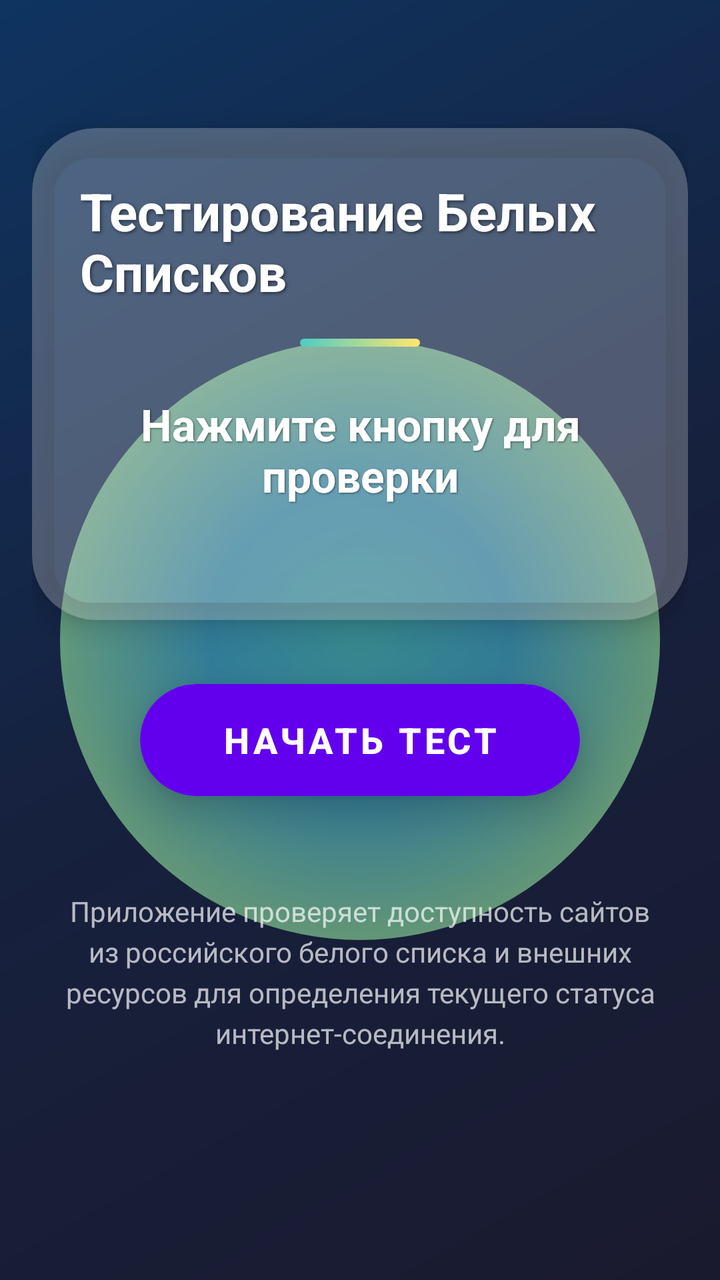
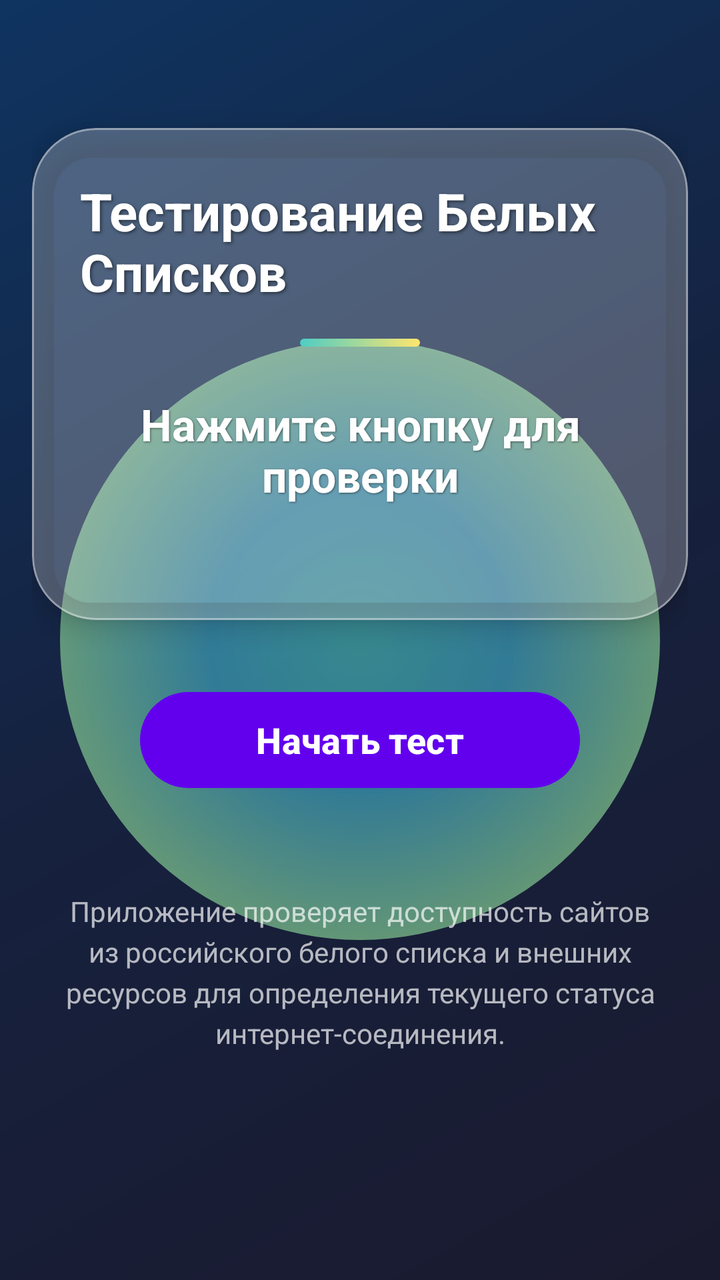

Compare the two renders of this Android layout. The source of the first and the diff that turns it into the second are given below.
<!-- AndroidManifest.xml: application theme Theme.WhiteListTester -->
<!-- res/layout/activity_main.xml -->
<?xml version="1.0" encoding="utf-8"?>
<androidx.constraintlayout.widget.ConstraintLayout 
    xmlns:android="http://schemas.android.com/apk/res/android"
    xmlns:app="http://schemas.android.com/apk/res-auto"
    xmlns:tools="http://schemas.android.com/tools"
    android:layout_width="match_parent"
    android:layout_height="match_parent"
    android:background="@drawable/liquid_background"
    android:padding="16dp"
    tools:context=".MainActivity">
    
    <View
        android:id="@+id/liquidBackground1"
        android:layout_width="300dp"
        android:layout_height="300dp"
        android:background="@drawable/liquid_gradient_1"
        android:alpha="0.6"
        app:layout_constraintTop_toTopOf="parent"
        app:layout_constraintStart_toStartOf="parent"
        app:layout_constraintEnd_toEndOf="parent"
        app:layout_constraintBottom_toBottomOf="parent" />
    
    <View
        android:id="@+id/liquidBackground2"
        android:layout_width="250dp"
        android:layout_height="250dp"
        android:background="@drawable/liquid_gradient_2"
        android:alpha="0.5"
        app:layout_constraintTop_toBottomOf="@id/liquidBackground1"
        app:layout_constraintEnd_toEndOf="parent"
        app:layout_constraintBottom_toTopOf="@id/glassCard" />

    <androidx.cardview.widget.CardView
        android:id="@+id/glassCard"
        android:layout_width="0dp"
        android:layout_height="wrap_content"
        android:layout_marginTop="48dp"
        app:cardBackgroundColor="#40FFFFFF"
        app:cardCornerRadius="32dp"
        app:cardElevation="8dp"
        app:cardPreventCornerOverlap="false"
        app:layout_constraintEnd_toEndOf="parent"
        app:layout_constraintStart_toStartOf="parent"
        app:layout_constraintTop_toTopOf="parent">
        
        <LinearLayout
            android:layout_width="match_parent"
            android:layout_height="wrap_content"
            android:orientation="vertical"
            android:padding="24dp"
            android:gravity="center">
            
            <TextView
                android:id="@+id/titleTextView"
                android:layout_width="wrap_content"
                android:layout_height="wrap_content"
                android:text="Тестирование Белых Списков"
                android:textSize="26sp"
                android:textStyle="bold"
                android:textColor="#FFFFFF"
                android:shadowColor="#80000000"
                android:shadowDx="2"
                android:shadowDy="2"
                android:shadowRadius="4"
                android:layout_marginBottom="16dp" />
            
            <View
                android:layout_width="60dp"
                android:layout_height="4dp"
                android:background="@drawable/status_indicator"
                android:layout_marginBottom="24dp" />
            
            <TextView
                android:id="@+id/statusTextView"
                android:layout_width="wrap_content"
                android:layout_height="wrap_content"
                android:text="Нажмите кнопку для проверки"
                android:textSize="22sp"
                android:textStyle="bold"
                android:textColor="#FFFFFF"
                android:gravity="center"
                android:shadowColor="#80000000"
                android:shadowDx="1"
                android:shadowDy="1"
                android:shadowRadius="2"
                android:layout_marginBottom="12dp" />
            
            <TextView
                android:id="@+id/detailsTextView"
                android:layout_width="wrap_content"
                android:layout_height="wrap_content"
                android:text=""
                android:textSize="16sp"
                android:textColor="#E0FFFFFF"
                android:gravity="center"
                android:lineSpacingExtra="4dp" />
            
        </LinearLayout>
    </androidx.cardview.widget.CardView>

    <ProgressBar
        android:id="@+id/progressBar"
        style="?android:attr/progressBarStyleHorizontal"
        android:layout_width="0dp"
        android:layout_height="8dp"
        android:layout_marginTop="32dp"
        android:max="100"
        android:progress="0"
        android:progressDrawable="@drawable/progress_drawable"
        android:visibility="gone"
        app:layout_constraintEnd_toEndOf="parent"
        app:layout_constraintStart_toStartOf="parent"
        app:layout_constraintTop_toBottomOf="@id/glassCard" />

    <androidx.cardview.widget.CardView
        android:id="@+id/buttonCard"
        android:layout_width="wrap_content"
        android:layout_height="wrap_content"
        android:layout_marginTop="32dp"
        app:cardBackgroundColor="#60FFFFFF"
        app:cardCornerRadius="50dp"
        app:cardElevation="12dp"
        app:layout_constraintEnd_toEndOf="parent"
        app:layout_constraintStart_toStartOf="parent"
        app:layout_constraintTop_toBottomOf="@id/progressBar">
        
        <Button
            android:id="@+id/testButton"
            android:layout_width="220dp"
            android:layout_height="56dp"
            android:text="Начать тест"
            android:textSize="18sp"
            android:textStyle="bold"
            android:textColor="#FFFFFF"
            android:background="@drawable/button_gradient"
            android:elevation="0dp" />
    </androidx.cardview.widget.CardView>

    <TextView
        android:id="@+id/infoTextView"
        android:layout_width="0dp"
        android:layout_height="wrap_content"
        android:text="Приложение проверяет доступность сайтов из российского белого списка и внешних ресурсов для определения текущего статуса интернет-соединения."
        android:textSize="14sp"
        android:textColor="#B0FFFFFF"
        android:gravity="center"
        android:lineSpacingExtra="4dp"
        android:layout_marginTop="48dp"
        app:layout_constraintEnd_toEndOf="parent"
        app:layout_constraintStart_toStartOf="parent"
        app:layout_constraintTop_toBottomOf="@id/buttonCard" />

</androidx.constraintlayout.widget.ConstraintLayout>
<!-- resources referenced by this layout -->
<resources>
  <!-- drawable button_gradient (drawable) -->
  <?xml version="1.0" encoding="utf-8"?>
  <shape xmlns:android="http://schemas.android.com/apk/res/android"
      android:shape="rectangle">
      <gradient
          android:startColor="#4ECDC4"
          android:endColor="#45B7D1"
          android:angle="45" />
      <corners android:radius="50dp" />
  </shape>
  <!-- drawable liquid_background (drawable) -->
  <?xml version="1.0" encoding="utf-8"?>
  <shape xmlns:android="http://schemas.android.com/apk/res/android">
      <gradient
          android:startColor="#1A1A2E"
          android:centerColor="#16213E"
          android:endColor="#0F3460"
          android:angle="135" />
  </shape>
  <!-- drawable liquid_gradient_1 (drawable) -->
  <?xml version="1.0" encoding="utf-8"?>
  <shape xmlns:android="http://schemas.android.com/apk/res/android"
      android:shape="oval">
      <gradient
          android:startColor="#4ECDC4"
          android:centerColor="#45B7D1"
          android:endColor="#96E6A1"
          android:type="radial"
          android:gradientRadius="150dp" />
  </shape>
  <!-- drawable liquid_gradient_2 (drawable) -->
  <?xml version="1.0" encoding="utf-8"?>
  <shape xmlns:android="http://schemas.android.com/apk/res/android"
      android:shape="oval">
      <gradient
          android:startColor="#FF6B6B"
          android:centerColor="#FFE66D"
          android:endColor="#4ECDC4"
          android:type="radial"
          android:gradientRadius="120dp" />
  </shape>
  <!-- drawable progress_drawable (drawable) -->
  <?xml version="1.0" encoding="utf-8"?>
  <layer-list xmlns:android="http://schemas.android.com/apk/res/android">
      <item android:id="@android:id/background">
          <shape>
              <corners android:radius="4dp" />
              <solid android:color="#40FFFFFF" />
          </shape>
      </item>
      <item android:id="@android:id/progress">
          <clip>
              <shape>
                  <corners android:radius="4dp" />
                  <gradient
                      android:startColor="#4ECDC4"
                      android:endColor="#45B7D1"
                      android:angle="0" />
              </shape>
          </clip>
      </item>
  </layer-list>
  <!-- drawable status_indicator (drawable) -->
  <?xml version="1.0" encoding="utf-8"?>
  <shape xmlns:android="http://schemas.android.com/apk/res/android"
      android:shape="rectangle">
      <gradient
          android:startColor="#4ECDC4"
          android:endColor="#FFE66D"
          android:angle="0" />
      <corners android:radius="2dp" />
  </shape>
  <style name="Theme.WhiteListTester" parent="Theme.MaterialComponents.DayNight.DarkActionBar">
          <item name="colorPrimary">@color/purple_500</item>
          <item name="colorPrimaryVariant">@color/purple_700</item>
          <item name="colorOnPrimary">@android:color/white</item>
          <item name="colorSecondary">@color/teal_200</item>
          <item name="colorSecondaryVariant">@color/teal_700</item>
          <item name="colorOnSecondary">@android:color/black</item>
          <item name="android:statusBarColor">@color/purple_700</item>
      </style>
  <color name="purple_500">#FF6200EE</color>
  <color name="purple_700">#FF3700B3</color>
  <color name="teal_200">#FF03DAC5</color>
  <color name="teal_700">#FF018786</color>
</resources>

<!-- the commit's change to res/layout/activity_main.xml (unified diff, before → after) -->
@@ -28,17 +28,18 @@
         android:alpha="0.5"
         app:layout_constraintTop_toBottomOf="@id/liquidBackground1"
         app:layout_constraintEnd_toEndOf="parent"
-        app:layout_constraintBottom_toTopOf="@id/glassCard" />
+        app:layout_constraintBottom_toTopOf="@id/contentCard" />
 
-    <androidx.cardview.widget.CardView
-        android:id="@+id/glassCard"
+    <com.google.android.material.card.MaterialCardView
+        android:id="@+id/contentCard"
         android:layout_width="0dp"
         android:layout_height="wrap_content"
         android:layout_marginTop="48dp"
         app:cardBackgroundColor="#40FFFFFF"
         app:cardCornerRadius="32dp"
         app:cardElevation="8dp"
-        app:cardPreventCornerOverlap="false"
+        app:strokeColor="#66FFFFFF"
+        app:strokeWidth="1dp"
         app:layout_constraintEnd_toEndOf="parent"
         app:layout_constraintStart_toStartOf="parent"
         app:layout_constraintTop_toTopOf="parent">
@@ -96,45 +97,36 @@
                 android:lineSpacingExtra="4dp" />
             
         </LinearLayout>
-    </androidx.cardview.widget.CardView>
+    </com.google.android.material.card.MaterialCardView>
 
-    <ProgressBar
+    <com.google.android.material.progressindicator.LinearProgressIndicator
         android:id="@+id/progressBar"
-        style="?android:attr/progressBarStyleHorizontal"
         android:layout_width="0dp"
         android:layout_height="8dp"
         android:layout_marginTop="32dp"
         android:max="100"
-        android:progress="0"
-        android:progressDrawable="@drawable/progress_drawable"
         android:visibility="gone"
+        app:indicatorColor="@color/status_green"
+        app:trackColor="#40FFFFFF"
         app:layout_constraintEnd_toEndOf="parent"
         app:layout_constraintStart_toStartOf="parent"
-        app:layout_constraintTop_toBottomOf="@id/glassCard" />
+        app:layout_constraintTop_toBottomOf="@id/contentCard" />
 
-    <androidx.cardview.widget.CardView
-        android:id="@+id/buttonCard"
-        android:layout_width="wrap_content"
-        android:layout_height="wrap_content"
+    <com.google.android.material.button.MaterialButton
+        android:id="@+id/testButton"
+        android:layout_width="220dp"
+        android:layout_height="56dp"
         android:layout_marginTop="32dp"
-        app:cardBackgroundColor="#60FFFFFF"
-        app:cardCornerRadius="50dp"
-        app:cardElevation="12dp"
+        android:text="Начать тест"
+        android:textSize="18sp"
+        android:textStyle="bold"
+        android:textColor="#FFFFFF"
+        app:cornerRadius="28dp"
+        app:backgroundTint="@color/purple_500"
+        app:elevation="4dp"
         app:layout_constraintEnd_toEndOf="parent"
         app:layout_constraintStart_toStartOf="parent"
-        app:layout_constraintTop_toBottomOf="@id/progressBar">
-        
-        <Button
-            android:id="@+id/testButton"
-            android:layout_width="220dp"
-            android:layout_height="56dp"
-            android:text="Начать тест"
-            android:textSize="18sp"
-            android:textStyle="bold"
-            android:textColor="#FFFFFF"
-            android:background="@drawable/button_gradient"
-            android:elevation="0dp" />
-    </androidx.cardview.widget.CardView>
+        app:layout_constraintTop_toBottomOf="@id/progressBar" />
 
     <TextView
         android:id="@+id/infoTextView"
@@ -148,6 +140,6 @@
         android:layout_marginTop="48dp"
         app:layout_constraintEnd_toEndOf="parent"
         app:layout_constraintStart_toStartOf="parent"
-        app:layout_constraintTop_toBottomOf="@id/buttonCard" />
+        app:layout_constraintTop_toBottomOf="@id/testButton" />
 
 </androidx.constraintlayout.widget.ConstraintLayout>
<!-- resource entries referenced after the edit -->
@@ -1,15 +1,5 @@
 <!-- resources referenced by this layout -->
 <resources>
-  <!-- drawable button_gradient (drawable) -->
-  <?xml version="1.0" encoding="utf-8"?>
-  <shape xmlns:android="http://schemas.android.com/apk/res/android"
-      android:shape="rectangle">
-      <gradient
-          android:startColor="#4ECDC4"
-          android:endColor="#45B7D1"
-          android:angle="45" />
-      <corners android:radius="50dp" />
-  </shape>
   <!-- drawable liquid_background (drawable) -->
   <?xml version="1.0" encoding="utf-8"?>
   <shape xmlns:android="http://schemas.android.com/apk/res/android">
@@ -41,27 +31,6 @@
           android:type="radial"
           android:gradientRadius="120dp" />
   </shape>
-  <!-- drawable progress_drawable (drawable) -->
-  <?xml version="1.0" encoding="utf-8"?>
-  <layer-list xmlns:android="http://schemas.android.com/apk/res/android">
-      <item android:id="@android:id/background">
-          <shape>
-              <corners android:radius="4dp" />
-              <solid android:color="#40FFFFFF" />
-          </shape>
-      </item>
-      <item android:id="@android:id/progress">
-          <clip>
-              <shape>
-                  <corners android:radius="4dp" />
-                  <gradient
-                      android:startColor="#4ECDC4"
-                      android:endColor="#45B7D1"
-                      android:angle="0" />
-              </shape>
-          </clip>
-      </item>
-  </layer-list>
   <!-- drawable status_indicator (drawable) -->
   <?xml version="1.0" encoding="utf-8"?>
   <shape xmlns:android="http://schemas.android.com/apk/res/android"
@@ -72,18 +41,22 @@
           android:angle="0" />
       <corners android:radius="2dp" />
   </shape>
-  <style name="Theme.WhiteListTester" parent="Theme.MaterialComponents.DayNight.DarkActionBar">
+  <style name="Theme.WhiteListTester" parent="Theme.Material3.DayNight.NoActionBar">
           <item name="colorPrimary">@color/purple_500</item>
           <item name="colorPrimaryVariant">@color/purple_700</item>
           <item name="colorOnPrimary">@android:color/white</item>
           <item name="colorSecondary">@color/teal_200</item>
           <item name="colorSecondaryVariant">@color/teal_700</item>
           <item name="colorOnSecondary">@android:color/black</item>
-          <item name="android:statusBarColor">@color/purple_700</item>
+          <item name="android:statusBarColor">@color/liquid_dark</item>
+          <item name="android:navigationBarColor">@color/liquid_dark</item>
+          <item name="android:windowBackground">@color/liquid_dark</item>
       </style>
   <color name="purple_500">#FF6200EE</color>
+  <color name="status_green">#4ECDC4</color>
   <color name="purple_700">#FF3700B3</color>
   <color name="teal_200">#FF03DAC5</color>
   <color name="teal_700">#FF018786</color>
+  <color name="liquid_dark">#1A1A2E</color>
 </resources>
 
